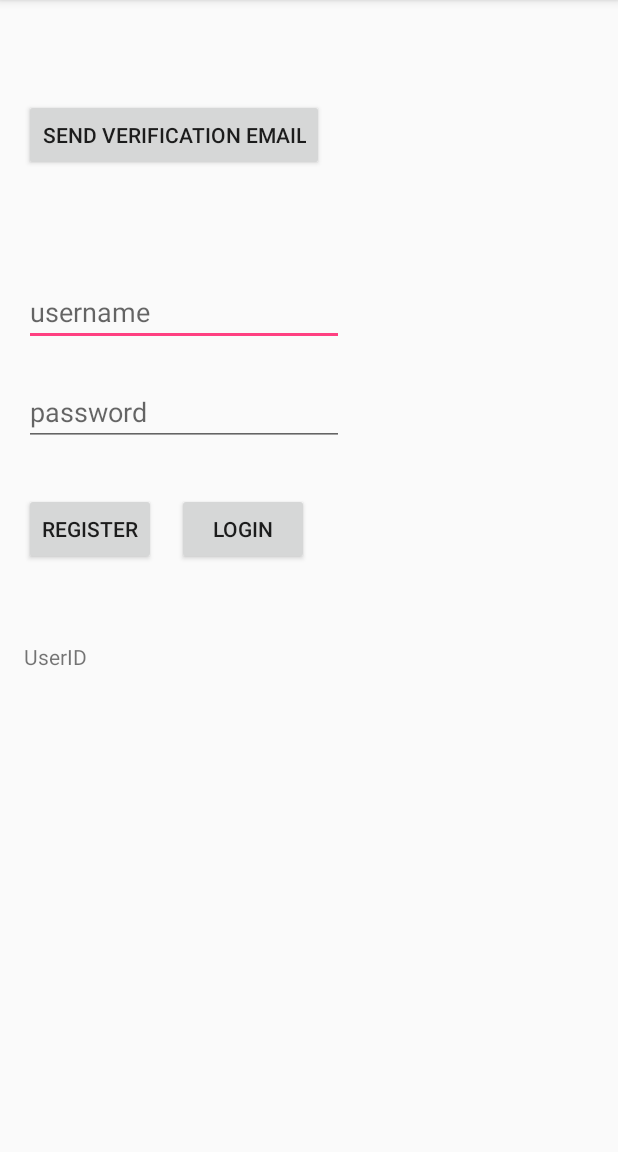
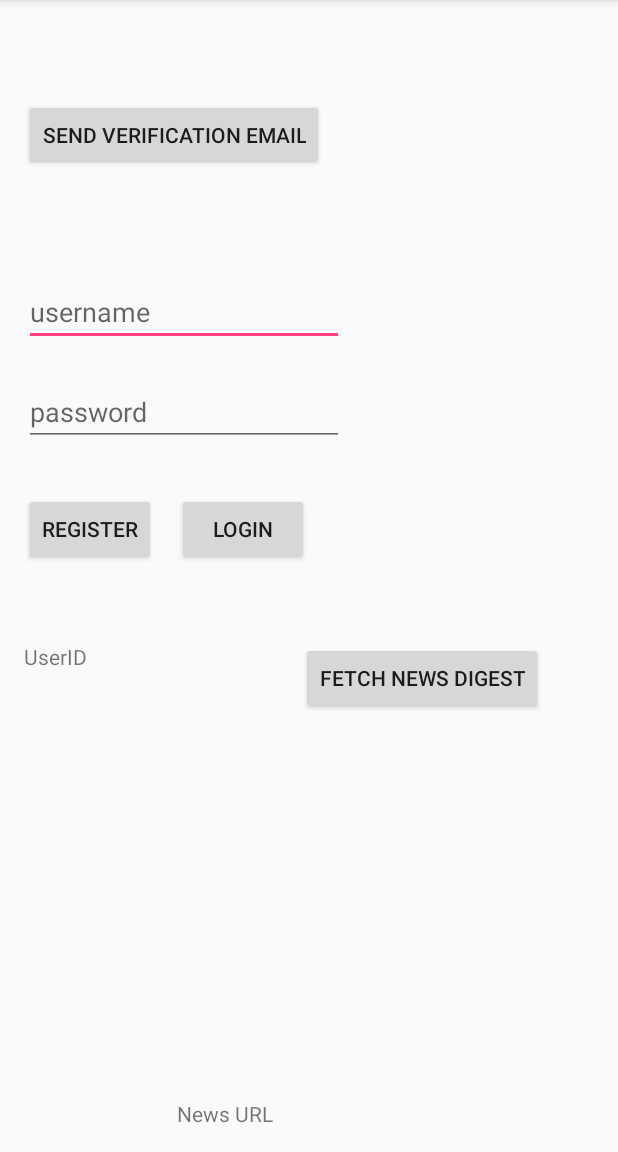
Before and after one commit to jinnsky/JimMobileSDK, an Android app: the screen it shows after launch (MainActivity), on a phone screen of 412 x 824 dp, the part 84-1236 px from its top. Run offline under Robolectric (Android 15) with nearby library versions, the phone set to English and light mode, and no system bars; libraries missing offline, so code that uses them is left out: go.jimsdk; 2 statements that could not run were skipped.

Commit message:
Update Android example project.

```diff
--- a/SdkExample_Android/app/src/main/java/com/jinnsky/jimsdkexample/MainActivity.java
+++ b/SdkExample_Android/app/src/main/java/com/jinnsky/jimsdkexample/MainActivity.java
@@ -25,6 +25,8 @@ public class MainActivity extends AppCompatActivity {
         Button registerButton = (Button) findViewById(R.id.registerButton);
         Button loginButton = (Button) findViewById(R.id.loginButton);
         final TextView useridTextView = (TextView) findViewById(R.id.useridTextView);
+        Button newsFetchButton = (Button) findViewById(R.id.newsFetchButton);
+        final TextView newsUrlTextView = (TextView) findViewById(R.id.newsUrlTextView);
 
         File cacheDir = this.getApplicationContext().getExternalCacheDir();
         File cookieFile = new File(cacheDir, "client_cookie_jar");
@@ -90,11 +92,11 @@ public class MainActivity extends AppCompatActivity {
                     }
 
                     @Override
-                    public void onSuccess(RegisterResponse registerResponse) {
-                        if (registerResponse.getError() != null) {
-                            Toast.makeText(getApplicationContext(), "Register - Failed. " + registerResponse.getError().getMessage(), Toast.LENGTH_LONG).show();
+                    public void onSuccess(UserInfoResponse userInfoResponse) {
+                        if (userInfoResponse.getError() != null) {
+                            Toast.makeText(getApplicationContext(), "Register - Failed. " + userInfoResponse.getError().getMessage(), Toast.LENGTH_LONG).show();
                         } else {
-                            useridTextView.setText(Long.toString(registerResponse.getID()));
+                            useridTextView.setText(Long.toString(userInfoResponse.getID()));
                             Toast.makeText(getApplicationContext(), "Register - OK.", Toast.LENGTH_LONG).show();
                         }
                     }
@@ -116,12 +118,38 @@ public class MainActivity extends AppCompatActivity {
                     }
 
                     @Override
-                    public void onSuccess(LoginResponse loginResponse) {
-                        if (loginResponse.getError() != null) {
-                            Toast.makeText(getApplicationContext(), "Login - Failed. " + loginResponse.getError().getMessage(), Toast.LENGTH_LONG).show();
+                    public void onSuccess(UserInfoResponse userInfoResponse) {
+                        if (userInfoResponse.getError() != null) {
+                            Toast.makeText(getApplicationContext(), "Login - Failed. " + userInfoResponse.getError().getMessage(), Toast.LENGTH_LONG).show();
                         } else {
-                            useridTextView.setText(Long.toString(loginResponse.getID()));
+                            useridTextView.setText(Long.toString(userInfoResponse.getID()));
                             Toast.makeText(getApplicationContext(), "Login - OK.", Toast.LENGTH_LONG).show();
+                        }
+                    }
+                });
+            }
+        });
+
+        newsFetchButton.setOnClickListener(new View.OnClickListener() {
+            @Override
+            public void onClick(View v) {
+                NewsDigestParams newsDigestParams = Jimsdk.newNewsDigestParams();
+                newsDigestParams.setFromPage(0);
+                newsDigestParams.setPageSize(5);
+                newsDigestParams.setThumbWidth(200);
+                newsDigestParams.setThumbHeight(100);
+                newsDigestParams.setLanguage("zh");
+
+                finalClient.sendNewsDigestAsync(newsDigestParams, new NewsDigestResponseListener() {
+                    @Override
+                    public void onFailure(ResponseError responseError) {
+                        Toast.makeText(getApplicationContext(), "Fetching News Digest - Failed. " + responseError.getMessage(), Toast.LENGTH_LONG).show();
+                    }
+
+                    @Override
+                    public void onSuccess(NewsDigestResponse newsDigestResponse) {
+                        if (newsDigestResponse.getCollection().getSize() > 0) {
+                            newsUrlTextView.setText(newsDigestResponse.getCollection().getItemAt(0).getArticleURL());
                         }
                     }
                 });
--- a/SdkExample_Android/app/src/main/res/layout/activity_main.xml
+++ b/SdkExample_Android/app/src/main/res/layout/activity_main.xml
@@ -67,4 +67,22 @@
         android:layout_marginTop="51dp"
         android:id="@+id/useridTextView" />
 
+    <Button
+        android:text="Fetch News Digest"
+        android:layout_width="wrap_content"
+        android:layout_height="wrap_content"
+        android:id="@+id/newsFetchButton"
+        android:layout_marginEnd="34dp"
+        android:layout_alignParentEnd="true"
+        android:layout_alignTop="@+id/useridTextView" />
+
+    <TextView
+        android:text="News URL"
+        android:layout_width="wrap_content"
+        android:layout_height="wrap_content"
+        android:layout_alignParentBottom="true"
+        android:id="@+id/newsUrlTextView"
+        android:layout_alignParentEnd="true"
+        android:layout_alignStart="@+id/loginButton" />
+
 </RelativeLayout>
```
Also changed, not shown: 3 other files.
